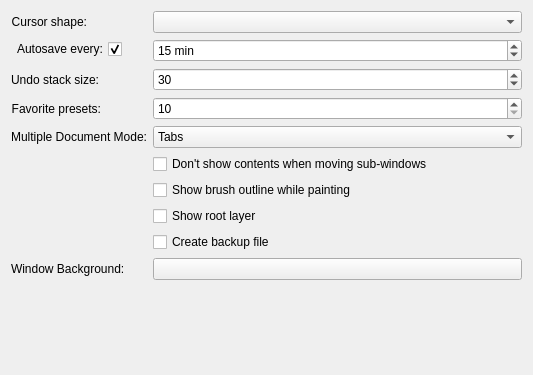
This is krita/ui/forms/wdggeneralsettings.ui in KDE/krita as Qt 5 draws it before an edit. The edited form follows.
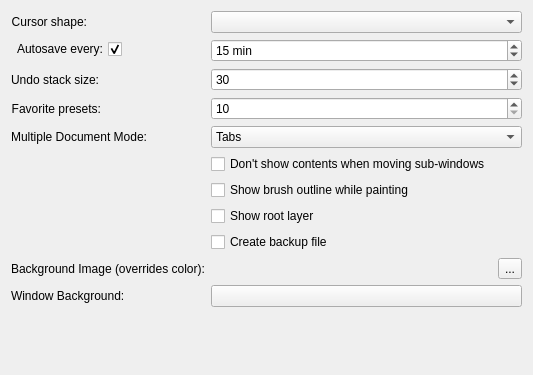
This is the edited form. Custom widgets are drawn as their Qt base class.

Commit message:
Expose the tiled background image option in the settings dialog.
Apparently it _is_ possible to do tasteful things with it :-)

Diff of the .ui file:
```diff
--- a/krita/ui/forms/wdggeneralsettings.ui
+++ b/krita/ui/forms/wdggeneralsettings.ui
@@ -184,13 +184,44 @@
       </widget>
      </item>
      <item row="9" column="0">
+      <widget class="QLabel" name="label_5">
+       <property name="text">
+        <string>Background Image (overrides color):</string>
+       </property>
+      </widget>
+     </item>
+     <item row="9" column="1">
+      <layout class="QHBoxLayout" name="horizontalLayout" stretch="0,0">
+       <item>
+        <widget class="QLabel" name="m_backgroundimage">
+         <property name="minimumSize">
+          <size>
+           <width>200</width>
+           <height>0</height>
+          </size>
+         </property>
+         <property name="text">
+          <string/>
+         </property>
+        </widget>
+       </item>
+       <item>
+        <widget class="QToolButton" name="m_bnFileName">
+         <property name="text">
+          <string>...</string>
+         </property>
+        </widget>
+       </item>
+      </layout>
+     </item>
+     <item row="10" column="0">
       <widget class="QLabel" name="label_4">
        <property name="text">
         <string>Window Background:</string>
        </property>
       </widget>
      </item>
-     <item row="9" column="1">
+     <item row="10" column="1">
       <widget class="KColorButton" name="m_mdiColor">
        <property name="text">
         <string/>
```
The commit also changes 2 other files.
